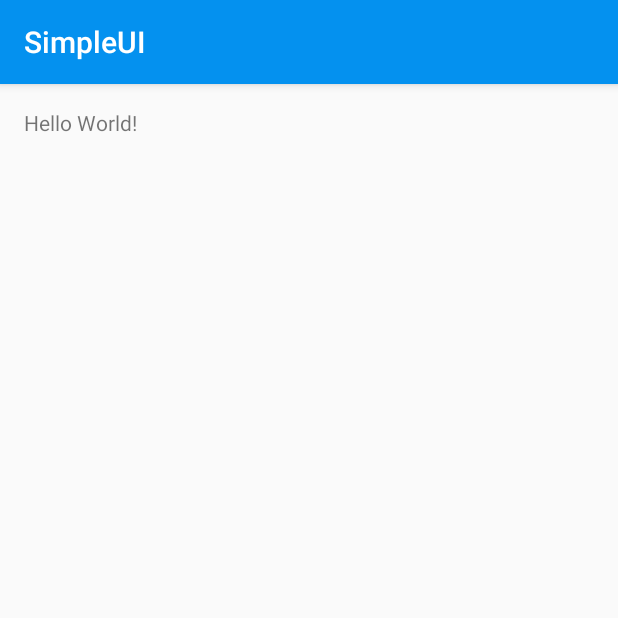
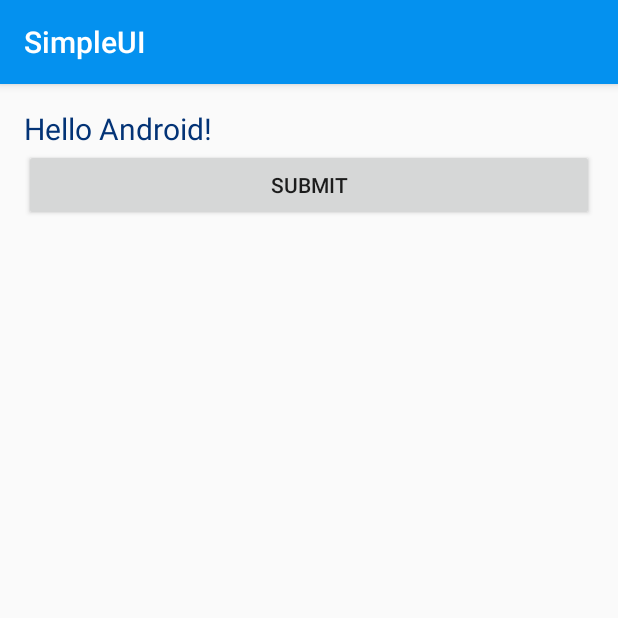
Before and after one commit to winlaii/android_270, an Android app: the screen it shows after launch (MainActivity), on a phone screen of 412 x 824 dp, the top half of it. Run offline under Robolectric (Android 15) with nearby library versions, the phone set to English and light mode, and no system bars.

Commit message:
add button and change textview color&size

```diff
--- a/SimpleUI/app/src/main/res/layout/activity_main.xml
+++ b/SimpleUI/app/src/main/res/layout/activity_main.xml
@@ -12,7 +12,18 @@
     <TextView
         android:layout_width="wrap_content"
         android:layout_height="wrap_content"
-        android:text="Hello World!"
-        android:id="@+id/textView" />
+        android:text="Hello Android!"
+        android:id="@+id/textView"
+        android:textSize="20dp"
+        android:textColor="#033376" />
+
+    <Button
+        android:layout_width="match_parent"
+        android:layout_height="wrap_content"
+        android:text="SUBMIT"
+        android:id="@+id/button"
+        android:layout_below="@+id/textView"
+        android:layout_alignParentLeft="true"
+        android:layout_alignParentStart="true" />
 
 </RelativeLayout>
```
